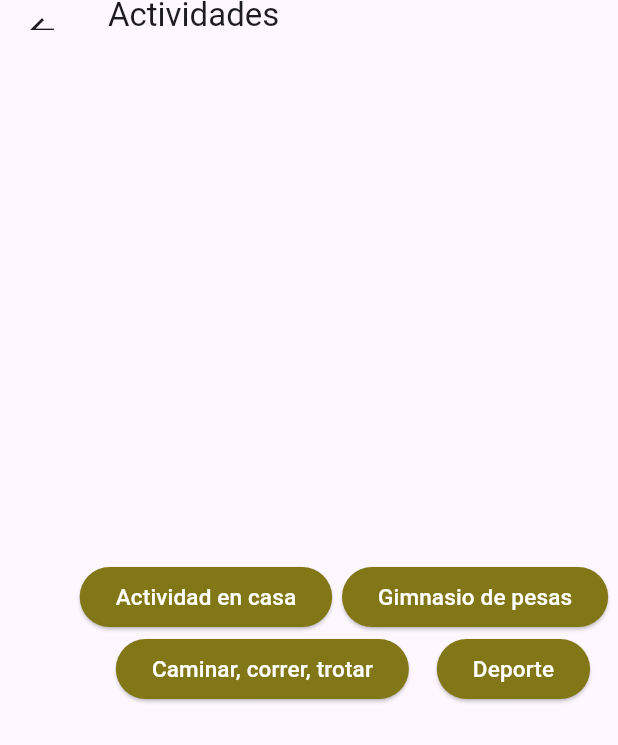
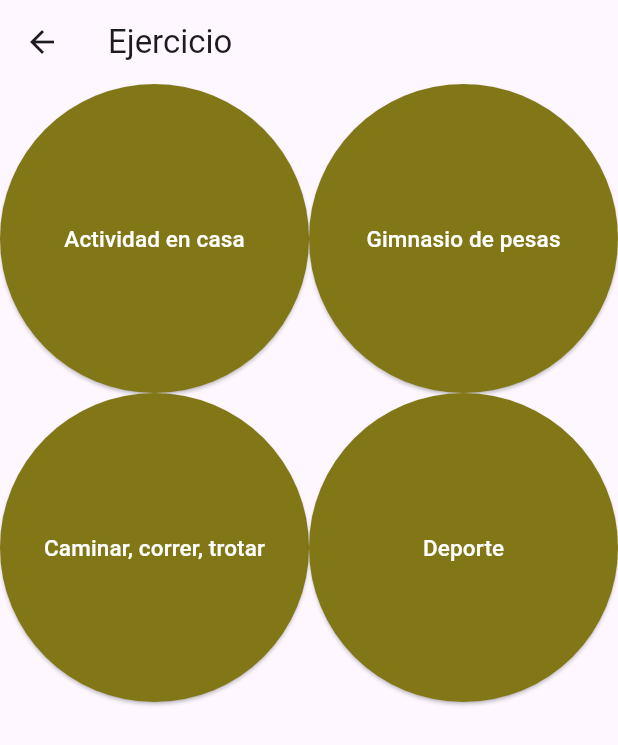
Before and after one commit to Pepepots/FESI_Mob, a Flutter app: the Ejercicio screen opened directly, on a phone screen of 412 x 824 dp. Shown: the top 745 px of the screen. Run offline on Flutter 3.47's test engine with Material 3 defaults, Android fonts, the light colour scheme and no system bars; our stand-ins replace audioplayers; network calls fail.

Commit message:
add ejercicio

```diff
--- a/lib/ejercicio.dart
+++ b/lib/ejercicio.dart
@@ -10,20 +10,13 @@ class Ejercicio extends StatelessWidget {
   @override
   Widget build(BuildContext context) {
     return Scaffold(
-      appBar: PreferredSize(
-        preferredSize: const Size.fromHeight(20),
-        child: AppBar(
-          title: const Text('Actividades'),
-        ),
+      appBar: AppBar(
+        title: const Text('Ejercicio'),
       ),
       body: Center(
-        child: Column(
-          mainAxisAlignment: MainAxisAlignment.center,
+          child: GridView.count(
+        crossAxisCount: 2,
         children: [
-            Row(
-              mainAxisAlignment: MainAxisAlignment.spaceEvenly,
-              children: [
-                const Padding(padding: EdgeInsets.all(20.0)),
           ElevatedButton(
             style: ElevatedButton.styleFrom(
               backgroundColor: Colors.lime[900],
@@ -35,15 +28,14 @@ class Ejercicio extends StatelessWidget {
             ),
             onPressed: () {
               //Ir a la segunda pantalla
-                    Navigator.push(
-                        context,
-                        MaterialPageRoute(
-                            builder: (context) => const Ejercicios()));
+              Navigator.push(context,
+                  MaterialPageRoute(builder: (context) => const Ejercicios()));
             },
           ),
           ElevatedButton(
             style: ElevatedButton.styleFrom(
               backgroundColor: Colors.lime[900],
+              // fixedSize: const Size(150, 150),
             ),
             child: const Text(
               'Gimnasio de pesas',
@@ -51,18 +43,10 @@ class Ejercicio extends StatelessWidget {
             ),
             onPressed: () {
               //Ir a la segunda pantalla
-                    Navigator.push(
-                        context,
-                        MaterialPageRoute(
-                            builder: (context) => const Ejercicios2()));
+              Navigator.push(context,
+                  MaterialPageRoute(builder: (context) => const Ejercicios2()));
             },
           ),
-              ],
-            ),
-            Row(
-              mainAxisAlignment: MainAxisAlignment.spaceEvenly,
-              children: [
-                const Padding(padding: EdgeInsets.all(20.0)),
           ElevatedButton(
             style: ElevatedButton.styleFrom(
               backgroundColor: Colors.lime[900],
@@ -74,15 +58,14 @@ class Ejercicio extends StatelessWidget {
             ),
             onPressed: () {
               //Ir a la segunda pantalla
-                    Navigator.push(
-                        context,
-                        MaterialPageRoute(
-                            builder: (context) => const Ejercicios3()));
+              Navigator.push(context,
+                  MaterialPageRoute(builder: (context) => const Ejercicios3()));
             },
           ),
           ElevatedButton(
             style: ElevatedButton.styleFrom(
               backgroundColor: Colors.lime[900],
+              // fixedSize: const Size(150, 150),
             ),
             child: const Text(
               'Deporte',
@@ -90,17 +73,12 @@ class Ejercicio extends StatelessWidget {
             ),
             onPressed: () {
               //Ir a la segunda pantalla
-                    Navigator.push(
-                        context,
-                        MaterialPageRoute(
-                            builder: (context) => const Ejercicios4()));
+              Navigator.push(context,
+                  MaterialPageRoute(builder: (context) => const Ejercicios4()));
             },
           ),
         ],
-            )
-          ],
-        ),
-      ),
+      )),
     );
   }
 }
```
Also changed, not shown: lib/estudio.dart (+51 -67 lines). Lines whose indentation alone changed are shown as unchanged.
